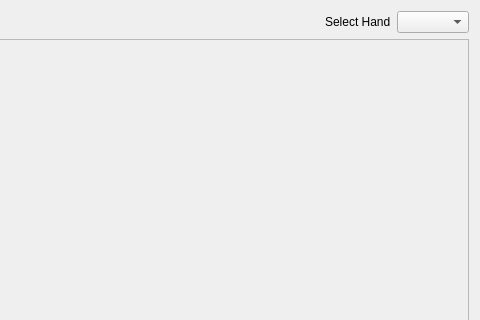
Qt form sr_gui_motor_resetter/uis/SrGuiMotorResetter.ui (shadow-robot/sr-visualization) before a commit; both pictures show x 427 to 907 and y 0 to 320 of the 907 by 670 pixel window.
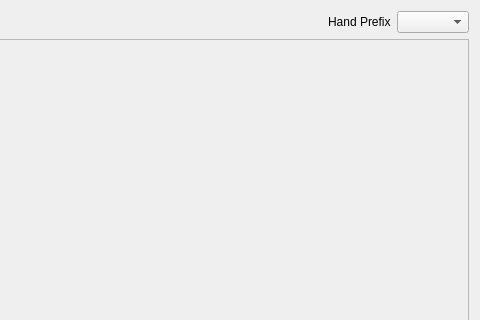
The same form after that commit.

Commit message: adding a prefix dropdown to the motor resetter

```diff
--- a/sr_gui_motor_resetter/uis/SrGuiMotorResetter.ui
+++ b/sr_gui_motor_resetter/uis/SrGuiMotorResetter.ui
@@ -40,7 +40,7 @@
        <item>
         <widget class="QLabel" name="label">
          <property name="text">
-          <string>Select Hand</string>
+          <string>Hand Prefix</string>
          </property>
         </widget>
        </item>
```
Left out of the diff: 2 changed lines with no effect on the pictures. The commit also changes 1 other file.
